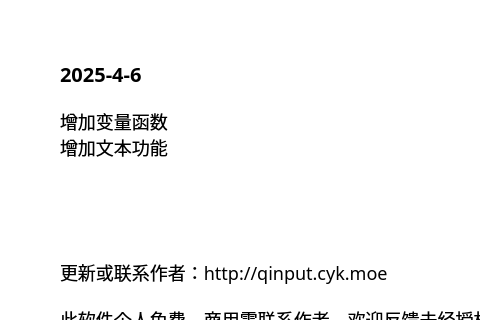
Old version of the form source/ui/AboutUi.ui in the repository ChiyukiGana/Quickinput; both pictures show x 0 to 480 and y 0 to 320 of the 640 by 440 pixel window.
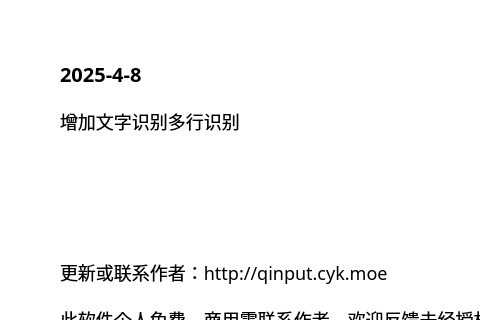
New version of the form.

The edit to the form file:
```diff
--- a/source/ui/AboutUi.ui
+++ b/source/ui/AboutUi.ui
@@ -91,7 +91,7 @@
          <string notr="true">font-size:20px</string>
         </property>
         <property name="text">
-         <string>2025-4-6</string>
+         <string>2025-4-8</string>
         </property>
         <property name="textFormat">
          <enum>Qt::PlainText</enum>
@@ -107,8 +107,7 @@
          </sizepolicy>
         </property>
         <property name="text">
-         <string>增加变量函数
-增加文本功能</string>
+         <string>增加文字识别多行识别</string>
         </property>
         <property name="textFormat">
          <enum>Qt::PlainText</enum>
```
